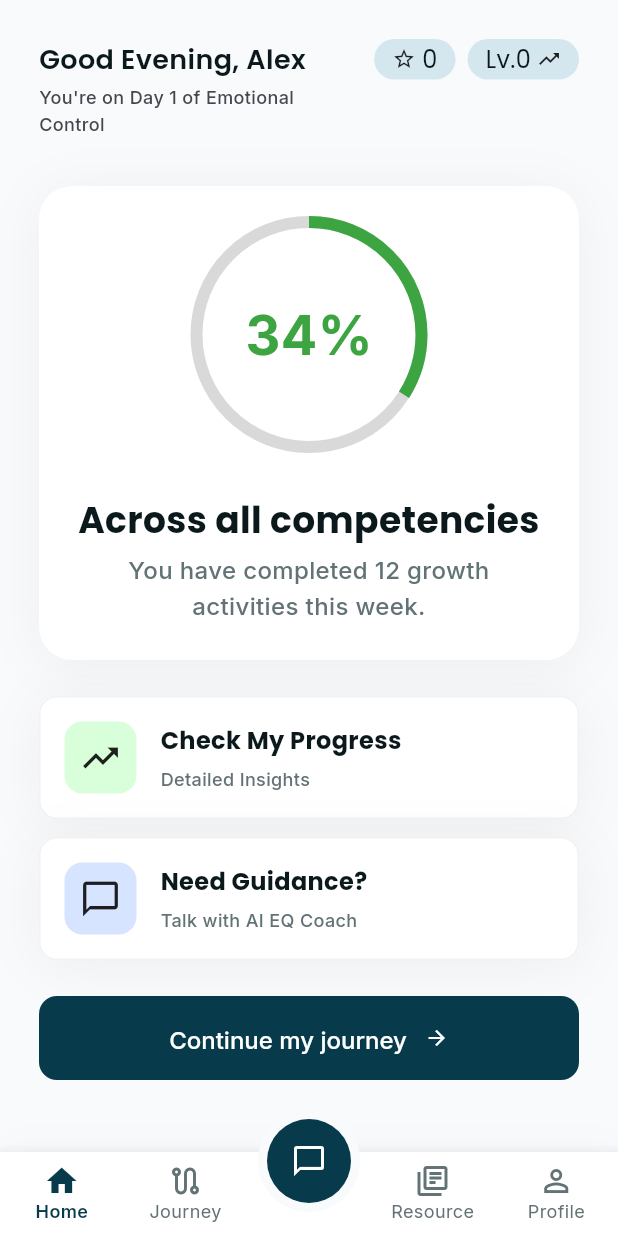
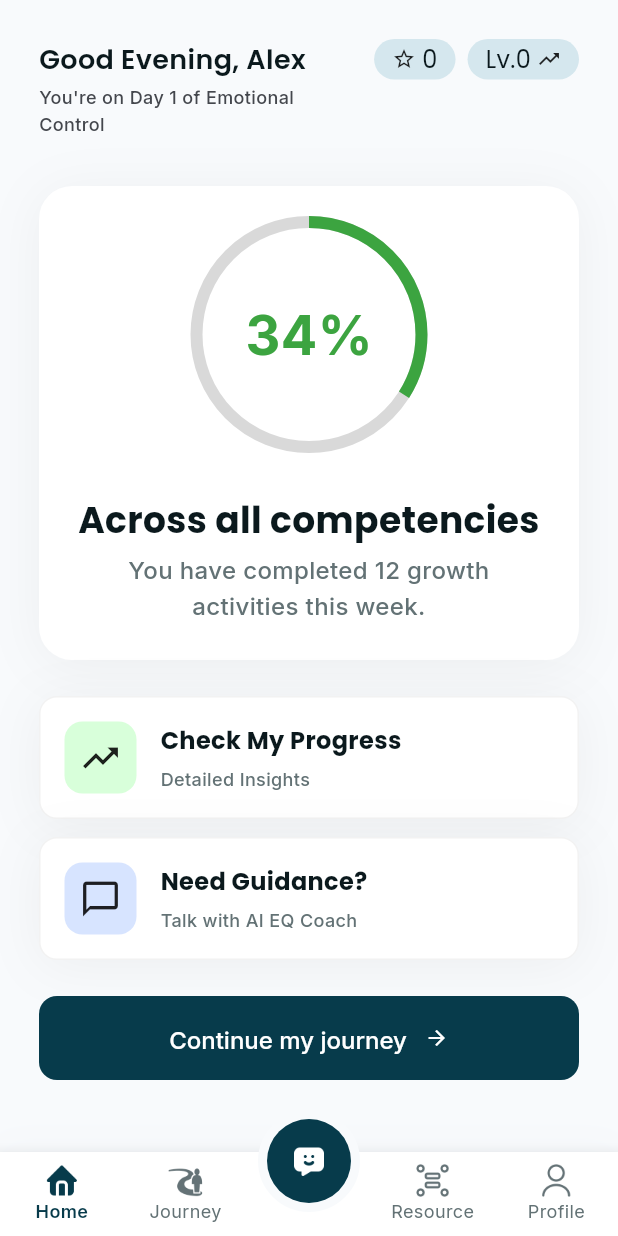
Before and after one commit to Mehedi259/eqi30, a Flutter app: the HomeScreen screen opened by its route, on a phone screen of 412 x 824 dp. Run offline on Flutter 3.47's test engine with Material 3 defaults, Android fonts, the phone set to English and light mode, and no system bars; our stand-ins replace go_router, google_fonts, pinput.

Commit message:
Update home screen navigation icons and streamline login flow
- Replace standard material icons with custom image assets for both active and inactive states in the bottom navigation bar
- Update the floating action button in `HomeScreen` to use a custom message icon asset
- Simplify `LoginScreen` by removing form validation logic and reducing the simulated API delay
- Add new image assets for Home, Journey, Message, Profile, and Resource icons
- Refactor `LoginScreen` and its internal components for better code formatting and readability

```diff
--- a/lib/features/auth/login_screen.dart
+++ b/lib/features/auth/login_screen.dart
@@ -27,16 +27,14 @@ class _LoginScreenState extends State<LoginScreen> {
   }
 
   Future<void> _handleLogin() async {
-    if (_formKey.currentState!.validate()) {
-      setState(() => _isLoading = true);
+    setState(() => _isLoading = true);
 
-      // Simulate API call
-      await Future.delayed(const Duration(seconds: 2));
+    // Simulate API call
+    await Future.delayed(const Duration(seconds: 1));
 
-      if (mounted) {
-        setState(() => _isLoading = false);
-        context.go('/home');
-      }
+    if (mounted) {
+      setState(() => _isLoading = false);
+      context.go('/home');
     }
   }
 
@@ -70,15 +68,6 @@ class _LoginScreenState extends State<LoginScreen> {
                   hint: 'brooklynsim@gm',
                   controller: _emailController,
                   keyboardType: TextInputType.emailAddress,
-                  validator: (value) {
-                    if (value == null || value.isEmpty) {
-                      return 'Please enter your email';
-                    }
-                    if (!value.contains('@')) {
-                      return 'Please enter a valid email';
-                    }
-                    return null;
-                  },
                 ),
                 const SizedBox(height: 20),
 
@@ -86,15 +75,6 @@ class _LoginScreenState extends State<LoginScreen> {
                   label: 'Password',
                   controller: _passwordController,
                   isPassword: true,
-                  validator: (value) {
-                    if (value == null || value.isEmpty) {
-                      return 'Please enter your password';
-                    }
-                    if (value.length < 6) {
-                      return 'Password must be at least 6 characters';
-                    }
-                    return null;
-                  },
                 ),
                 const SizedBox(height: 16),
 
@@ -139,26 +119,15 @@ class _LoginScreenState extends State<LoginScreen> {
                 ),
                 const SizedBox(height: 24),
 
-                Center(
-                  child: Text(
-                    'Or',
-                    style: AppTextStyles.bodyMedium,
-                  ),
-                ),
+                Center(child: Text('Or', style: AppTextStyles.bodyMedium)),
                 const SizedBox(height: 24),
 
                 Row(
                   mainAxisAlignment: MainAxisAlignment.center,
                   children: [
-                    _SocialButton(
-                      icon: Icons.g_mobiledata,
-                      onTap: () {},
-                    ),
+                    _SocialButton(icon: Icons.g_mobiledata, onTap: () {}),
                     const SizedBox(width: 16),
-                    _SocialButton(
-                      icon: Icons.apple,
-                      onTap: () {},
-                    ),
+                    _SocialButton(icon: Icons.apple, onTap: () {}),
                   ],
                 ),
                 const SizedBox(height: 32),
@@ -204,10 +173,7 @@ class _SocialButton extends StatelessWidget {
   final IconData icon;
   final VoidCallback onTap;
 
-  const _SocialButton({
-    required this.icon,
-    required this.onTap,
-  });
+  const _SocialButton({required this.icon, required this.onTap});
 
   @override
   Widget build(BuildContext context) {
@@ -221,11 +187,7 @@ class _SocialButton extends StatelessWidget {
           color: const Color(0xFFF5F5F5),
           borderRadius: BorderRadius.circular(50),
         ),
-        child: Icon(
-          icon,
-          size: 32,
-          color: AppColors.textPrimary,
-        ),
+        child: Icon(icon, size: 32, color: AppColors.textPrimary),
       ),
     );
   }
--- a/lib/features/home/home_screen.dart
+++ b/lib/features/home/home_screen.dart
@@ -61,26 +61,61 @@ class _HomeScreenState extends State<HomeScreen> {
                 fontWeight: FontWeight.w600,
               ),
               unselectedLabelStyle: AppTextStyles.caption,
-              items: const [
+              items: [
                 BottomNavigationBarItem(
-                  icon: Icon(Icons.home_outlined),
-                  activeIcon: Icon(Icons.home),
+                  icon: Image.asset(
+                    'assets/images/home.png',
+                    width: 24,
+                    height: 24,
+                  ),
+                  activeIcon: Image.asset(
+                    'assets/images/homeActive.png',
+                    width: 24,
+                    height: 24,
+                  ),
                   label: 'Home',
                 ),
                 BottomNavigationBarItem(
-                  icon: Icon(Icons.route_outlined),
-                  activeIcon: Icon(Icons.route),
+                  icon: Image.asset(
+                    'assets/images/journey.png',
+                    width: 24,
+                    height: 24,
+                  ),
+                  activeIcon: Image.asset(
+                    'assets/images/journeyActive.png',
+                    width: 24,
+                    height: 24,
+                  ),
                   label: 'Journey',
                 ),
-                BottomNavigationBarItem(icon: SizedBox(height: 24), label: ''),
+                const BottomNavigationBarItem(
+                  icon: SizedBox(height: 24),
+                  label: '',
+                ),
                 BottomNavigationBarItem(
-                  icon: Icon(Icons.library_books_outlined),
-                  activeIcon: Icon(Icons.library_books),
+                  icon: Image.asset(
+                    'assets/images/resource.png',
+                    width: 24,
+                    height: 24,
+                  ),
+                  activeIcon: Image.asset(
+                    'assets/images/resourceActive.png',
+                    width: 28,
+                    height: 28,
+                  ),
                   label: 'Resource',
                 ),
                 BottomNavigationBarItem(
-                  icon: Icon(Icons.person_outline),
-                  activeIcon: Icon(Icons.person),
+                  icon: Image.asset(
+                    'assets/images/profile.png',
+                    width: 24,
+                    height: 24,
+                  ),
+                  activeIcon: Image.asset(
+                    'assets/images/profileActive.png',
+                    width: 24,
+                    height: 24,
+                  ),
                   label: 'Profile',
                 ),
               ],
@@ -101,10 +136,10 @@ class _HomeScreenState extends State<HomeScreen> {
                   child: CircleAvatar(
                     radius: 28,
                     backgroundColor: AppColors.primaryDark,
-                    child: const Icon(
-                      Icons.chat_bubble_outline,
-                      color: Colors.white,
-                      size: 24,
+                    child: Image.asset(
+                      'assets/images/messageActive.png',
+                      width: 24,
+                      height: 24,
                     ),
                   ),
                 ),
```
Also changed, not shown: assets/images/home.png (added), assets/images/homeActive.png (added), assets/images/journey.png (added), assets/images/journeyActive.png (added), assets/images/message.png (added), assets/images/messageActive.png (added), assets/images/profile.png (added), assets/images/profileActive.png (added), assets/images/resource.png (added), assets/images/resourceActive.png (added).
